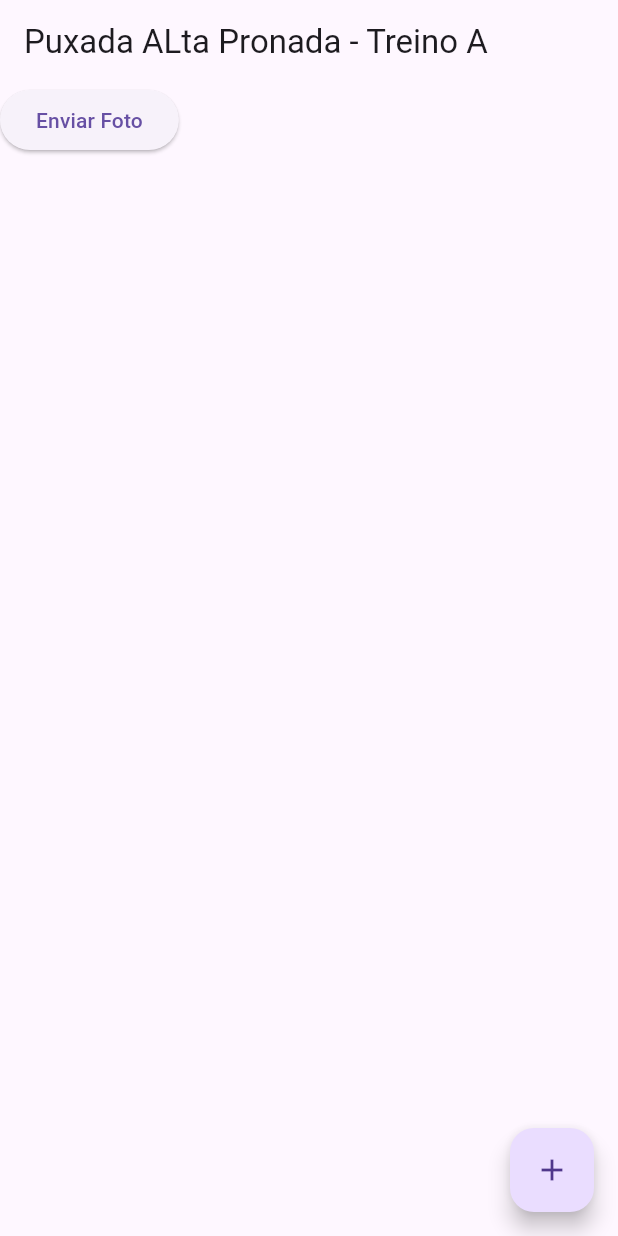
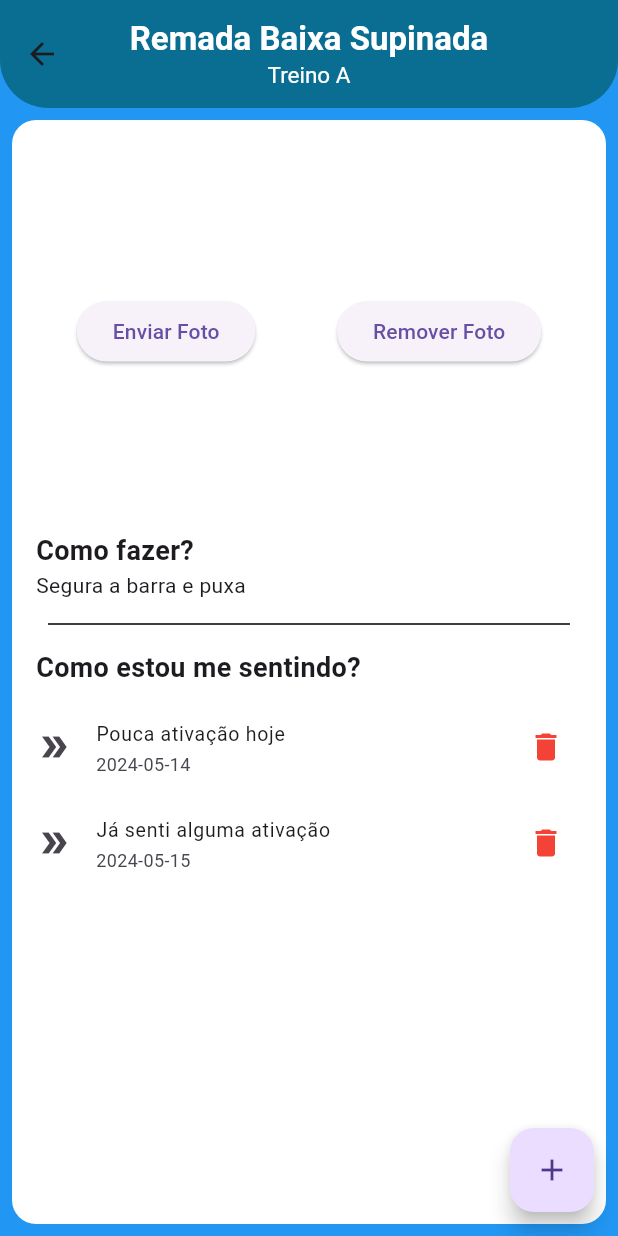
Before and after one commit to natanasilva/AppAcademia, a Flutter app: the ExercicioTela screen opened directly, on a phone screen of 412 x 824 dp. Run offline on Flutter 3.47's test engine with Material 3 defaults, Android fonts, the phone set to English and light mode, and no system bars; our stand-ins replace firebase_auth, firebase_core; accounts and stored records are empty; generated files the repository leaves out were written again.

Commit message:
Atualizando telas

```diff
--- /dev/null
+++ b/lib/_comum/minhas_cores.dart
@@ -0,0 +1,8 @@
+import 'package:flutter/material.dart';
+
+class MinhasCores {
+  static const Color azulEscuro = Color(0xFF0A6D92);
+
+  static const Color azulTopoGradiente = Color(0xFF00ADFA);
+  static const Color azulBaixoGradiente = Color(0xFFBFF9FF);
+}
--- /dev/null
+++ b/lib/modelos/exercicio_modelo.dart
@@ -0,0 +1,32 @@
+class ExercicioModelo {
+  String id;
+  String nome;
+  String treino;
+  String comoFazer;
+
+  String? urlImage;
+
+  ExercicioModelo({
+    required this.id,
+    required this.nome,
+    required this.treino,
+    required this.comoFazer,
+  });
+
+  ExercicioModelo.fromMap(Map<String, dynamic> map)
+      : id = map["id"],
+        nome = map["nome"],
+        treino = map["nome"],
+        comoFazer = map["comoFazer"],
+        urlImage = map["urlImage"];
+
+  Map<String, dynamic> toMap() {
+    return {
+      "id": id,
+      "nome": nome,
+      "treino": treino,
+      "comoFazer": comoFazer,
+      "urlImage": urlImage,
+    };
+  }
+}
--- /dev/null
+++ b/lib/modelos/sentimento_modelo.dart
@@ -0,0 +1,21 @@
+class SentimentoModelo {
+  String id;
+  String sentimento;
+  String data;
+
+  SentimentoModelo(
+      {required this.id, required this.sentimento, required this.data});
+
+  SentimentoModelo.fromMap(Map<String, dynamic> map)
+      : id = map["id"],
+        sentimento = map["sentimento"],
+        data = map["data"];
+
+  Map<String, dynamic> toMap() {
+    return {
+      "id": id,
+      "sentimento": sentimento,
+      "data": data,
+    };
+  }
+}
--- a/lib/telas/exercicio_tela.dart
+++ b/lib/telas/exercicio_tela.dart
@@ -1,23 +1,131 @@
 import 'package:flutter/material.dart';
+import '../_comum/minhas_cores.dart';
+import '../modelos/exercicio_modelo.dart';
+import '../modelos/sentimento_modelo.dart';
 
 class ExercicioTela extends StatelessWidget {
-  const ExercicioTela({super.key});
+  ExercicioTela({super.key});
+
+  final ExercicioModelo exercicioModelo = ExercicioModelo(
+      id: "EX001",
+      nome: "Remada Baixa Supinada",
+      treino: "Treino A",
+      comoFazer: "Segura a barra e puxa");
+
+  final List<SentimentoModelo> listaSentimentos = [
+    SentimentoModelo(
+        id: "SE001", sentimento: "Pouca ativação hoje", data: "2024-05-14"),
+    SentimentoModelo(
+        id: "SE001",
+        sentimento: "Já senti alguma ativação",
+        data: "2024-05-15"),
+  ];
 
   @override
   Widget build(BuildContext context) {
     return Scaffold(
+      backgroundColor: Colors.blue,
       appBar: AppBar(
-        title: Text("Puxada ALta Pronada - Treino A"),
+        title: Column(
+          children: [
+            Text(
+              exercicioModelo.nome,
+              style: const TextStyle(
+                  fontWeight: FontWeight.bold,
+                  fontSize: 22,
+                  color: Colors.white),
+            ),
+            Text(
+              exercicioModelo.treino,
+              style: const TextStyle(fontSize: 15, color: Colors.white),
+            )
+          ],
+        ),
+        centerTitle: true,
+        backgroundColor: MinhasCores.azulEscuro,
+        elevation: 0,
+        toolbarHeight: 72,
+        shape: const RoundedRectangleBorder(
+            borderRadius: BorderRadius.vertical(bottom: Radius.circular(32))),
       ),
       floatingActionButton: FloatingActionButton(
         onPressed: () {
-          print("floatingActionButton Foi clicado");
+          print('foi clicado');
         },
-        child: Icon(Icons.add),
+        child: const Icon(Icons.add),
       ),
-      body: ElevatedButton(
-        onPressed: () {},
-        child: Text("Enviar Foto"),
+      body: Container(
+        margin: const EdgeInsets.all(8),
+        padding: const EdgeInsets.all(16.0),
+        decoration: BoxDecoration(
+          color: Colors.white,
+          borderRadius: BorderRadius.circular(16),
+        ),
+        child: ListView(
+          children: [
+            SizedBox(
+              height: 250,
+              child: Row(
+                mainAxisAlignment: MainAxisAlignment.spaceAround,
+                children: [
+                  ElevatedButton(
+                    onPressed: () {},
+                    child: const Text('Enviar Foto'),
+                  ),
+                  ElevatedButton(
+                    onPressed: () {},
+                    child: const Text("Remover Foto"),
+                  ),
+                ],
+              ),
+            ),
+            const SizedBox(
+              height: 8,
+            ),
+            const Text(
+              'Como fazer?',
+              style: TextStyle(
+                fontWeight: FontWeight.bold,
+                fontSize: 18,
+              ),
+            ),
+            Text(exercicioModelo.comoFazer),
+            const Padding(
+              padding: EdgeInsets.all(8.0),
+              child: Divider(color: Colors.black),
+            ),
+            const Text(
+              'Como estou me sentindo?',
+              style: TextStyle(
+                fontWeight: FontWeight.bold,
+                fontSize: 18,
+              ),
+            ),
+            const SizedBox(height: 8),
+            Column(
+              crossAxisAlignment: CrossAxisAlignment.start,
+              children: List.generate(listaSentimentos.length, (index) {
+                SentimentoModelo sentimentoAgora = listaSentimentos[index];
+                return ListTile(
+                  dense: true,
+                  contentPadding: EdgeInsets.zero,
+                  title: Text(sentimentoAgora.sentimento),
+                  subtitle: Text(sentimentoAgora.data),
+                  leading: const Icon(Icons.double_arrow),
+                  trailing: IconButton(
+                    icon: const Icon(
+                      Icons.delete,
+                      color: Colors.red,
+                    ),
+                    onPressed: () {
+                      print("DELETAR ${sentimentoAgora.sentimento}");
+                    },
+                  ),
+                );
+              }),
+            )
+          ],
+        ),
       ),
     );
   }
```
Also changed, not shown: lib/_comum/meu_snackbar.dart (added, +26 -0 lines), lib/componentes/decoracao_campo_autenticacao.dart (added, +30 -0 lines), lib/main.dart (+33 -3 lines), lib/servicos/autenticacao_servico.dart (added, +45 -0 lines), lib/telas/autencicacao_tela.dart (added, +220 -0 lines), lib/telas/inicio._tela.dart (added, +39 -0 lines), pubspec.yaml (+9 -70 lines), assets/logo.png (added), assets/logo_redondo.png (added), firebase.json (added), pubspec.lock, 19 other files.
